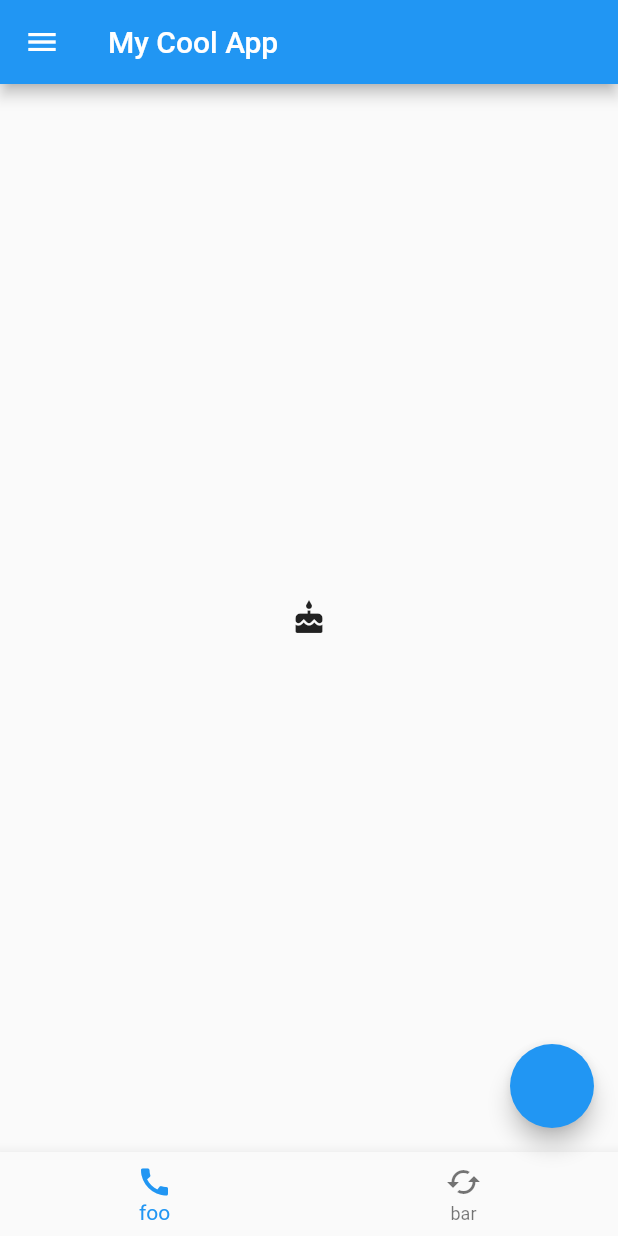
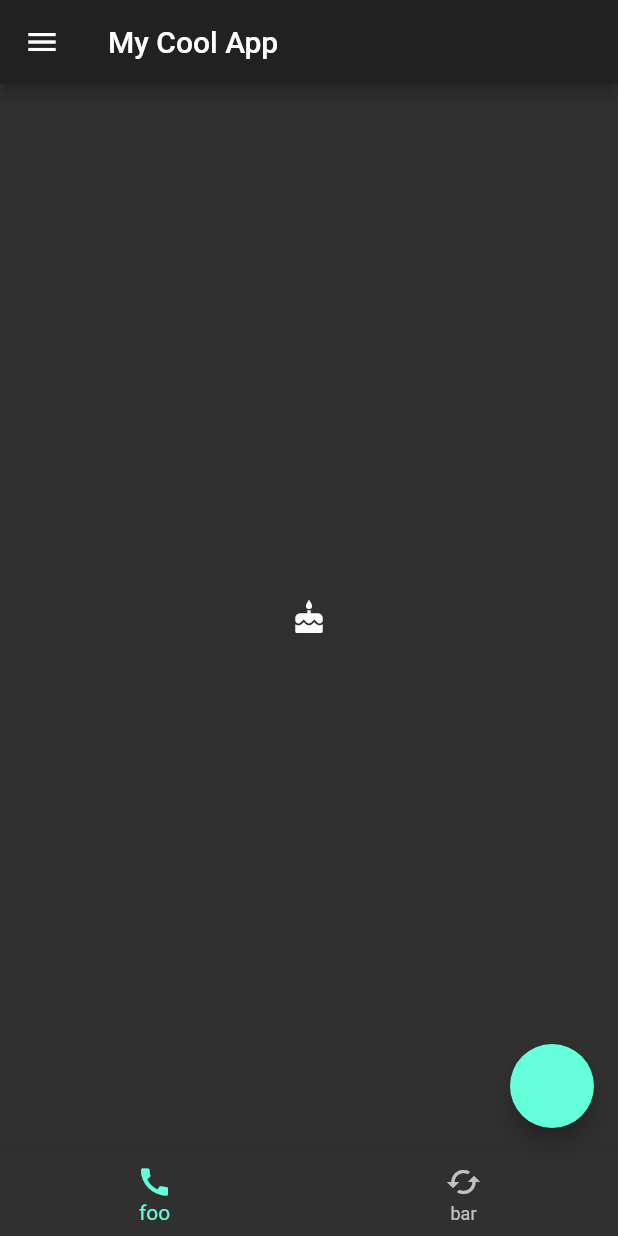
Before and after one commit to fidoogle/test-flutter-web, a Flutter app: the screen it shows after launch, on a phone screen of 412 x 824 dp. Run offline on Flutter 3.47's test engine with Material 2 defaults, Android fonts, the light colour scheme and no system bars.

Commit message:
L8: theme, brightness

```diff
--- a/lib/main.dart
+++ b/lib/main.dart
@@ -8,6 +8,7 @@ class MyApp extends StatelessWidget {
   @override
   Widget build(BuildContext context) {
     return MaterialApp(
+      theme: ThemeData(brightness: Brightness.dark),
       home: Scaffold(
         appBar: AppBar(title: Text('My Cool App'),),
         body: Center(child: Icon(Icons.cake),),
```
